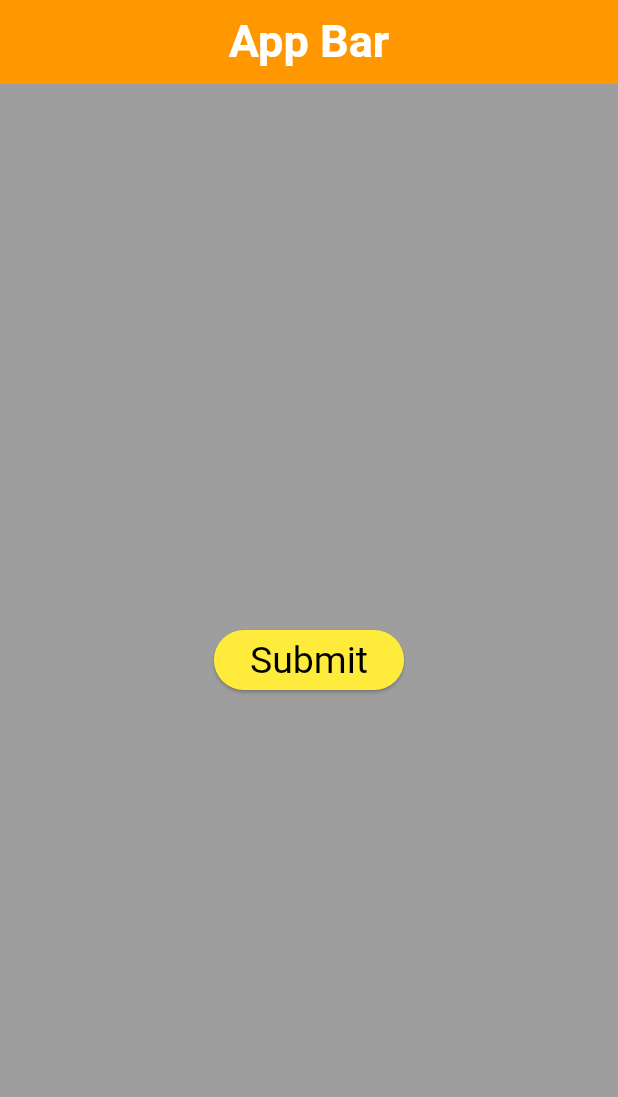
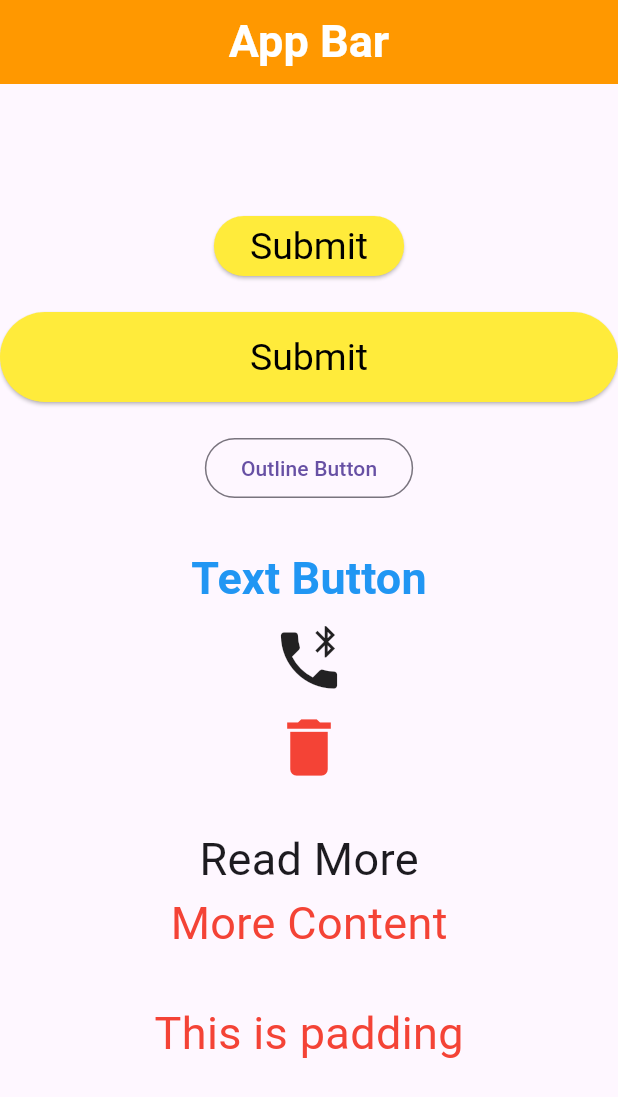
Before and after one commit to tanvirkhan00/flutter-practice, a Flutter app: the screen it shows after launch, on a phone screen of 412 x 824 dp. Shown: the top 1097 px of the screen. Run offline on Flutter 3.47's test engine with Material 3 defaults, Android fonts, the light colour scheme and no system bars.

Commit message:
practice new widget

```diff
--- a/lib/class3.dart
+++ b/lib/class3.dart
@@ -6,7 +6,7 @@ class Class3  extends StatelessWidget {
   @override
   Widget build(BuildContext context) {
     return Scaffold(
-      backgroundColor: Colors.grey.shade500,
+      // backgroundColor: Colors.grey.shade500,
       appBar: AppBar(
         title: Text('App Bar', style: TextStyle(color:Colors.white, fontSize: 30,fontWeight: FontWeight.w600)),
         centerTitle: true,
@@ -25,7 +25,55 @@ class Class3  extends StatelessWidget {
               ),
                 onPressed:(){
               print('Clicked');
-            }, child: Text('Submit'))
+            }, child: Text('Submit')),
+            SizedBox(
+              height: 20,
+            ),
+            SizedBox(
+              // width: 300,
+              width: double.infinity,
+              height: 60,
+              child: ElevatedButton(
+                style: ElevatedButton.styleFrom(
+                  backgroundColor: Colors.yellow,
+                  foregroundColor: Colors.black,
+                  textStyle: TextStyle(fontSize: 25,)
+                ),
+                  onPressed:(){
+                print('Clicked');
+              }, child: Text('Submit')),
+            ),
+            SizedBox(
+              height: 20,
+            ),
+            OutlinedButton(onPressed: (){}, child: Text('Outline Button')),
+            SizedBox(
+              height: 20,
+            ),
+            TextButton(onPressed: (){}, child: Text('Text Button', style: TextStyle(color: Colors.blue, fontSize: 30, fontWeight: FontWeight.w700),)),
+            Icon(Icons.phone_bluetooth_speaker,
+              size: 50,
+            ),
+            IconButton(onPressed: (){
+              print("Object Deleted");
+            }, icon: Icon(Icons.delete, size: 50,color: Colors.red,)),
+            SizedBox(
+              height: 20,
+            ),
+            GestureDetector(
+              onTap: (){
+                print("Test Press");
+              },
+                child: Text("Read More", style: TextStyle(fontSize: 30),)),
+            InkWell(
+              onLongPress: (){
+                print("Load Content.............");
+              } ,
+                child: Text("More Content", style: TextStyle(fontSize: 30, color: Colors.red),)),
+            Padding(
+                 // padding: EdgeInsets.only(top: 40, right: 50),
+              padding: EdgeInsets.symmetric(vertical: 30, horizontal: 50),
+                child: Text("This is padding", style: TextStyle(fontSize: 30, color: Colors.red),))
           ],
         ),
       ),
```
